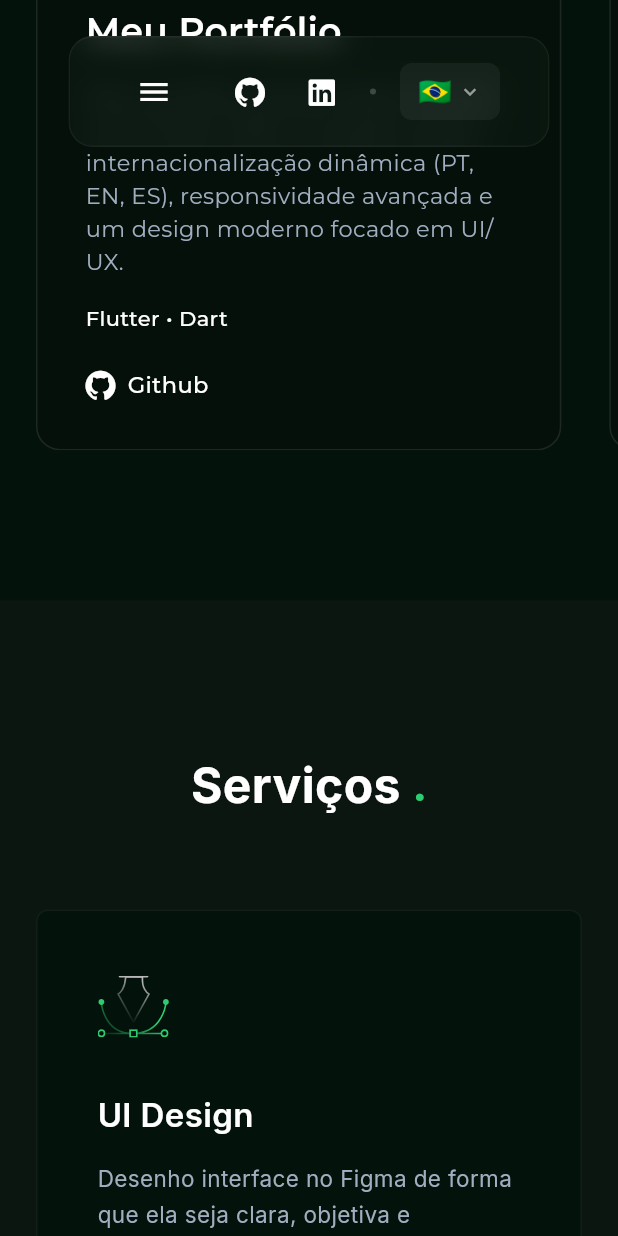
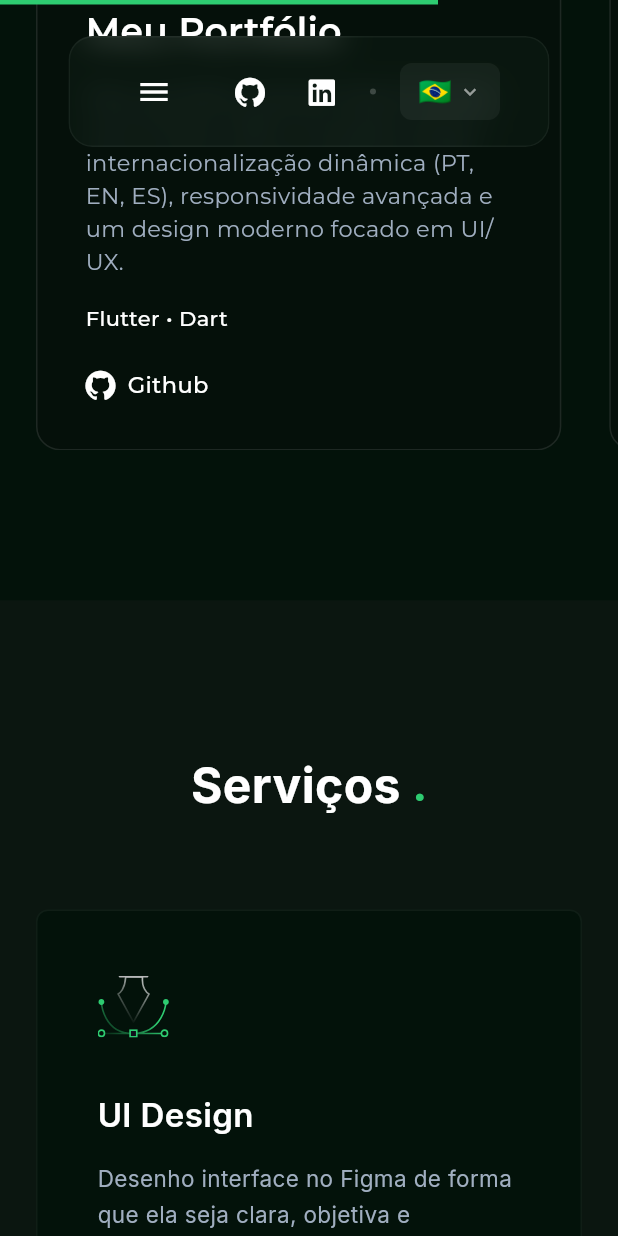
Before and after one commit to juanndev/portfolio_juan, a Flutter app: the screen it shows after launch, scrolled down 3456 dp, on a phone screen of 412 x 824 dp. Run offline on Flutter 3.47's test engine with Material 3 defaults, Android fonts, the phone set to English and light mode, and no system bars; drawn by our look-alikes of flutter_animate; our stand-ins replace flutter_svg, font_awesome_flutter, google_fonts, visibility_detector; missing offline and left inert: dart:html.

Commit message:
feat: add global scroll progress bar and section reveal animations

```diff
--- a/lib/main.dart
+++ b/lib/main.dart
@@ -12,6 +12,7 @@ import 'sections/services_section.dart';
 import 'sections/footer_section.dart';
 
 import 'core/app_translations.dart';
+import 'core/animated_reveal.dart';
 
 void main() {
   runApp(const PortfolioApp());
@@ -49,6 +50,26 @@ class _HomePageState extends State<HomePage> {
   final GlobalKey _projectsKey = GlobalKey();
   final GlobalKey _contactKey = GlobalKey();
 
+  final ScrollController _scrollController = ScrollController();
+  final ValueNotifier<double> _scrollProgress = ValueNotifier<double>(0.0);
+
+  @override
+  void initState() {
+    super.initState();
+    _scrollController.addListener(() {
+      if (_scrollController.position.maxScrollExtent > 0) {
+        _scrollProgress.value = _scrollController.offset / _scrollController.position.maxScrollExtent;
+      }
+    });
+  }
+
+  @override
+  void dispose() {
+    _scrollController.dispose();
+    _scrollProgress.dispose();
+    super.dispose();
+  }
+
   Future<void> _launchUrl(String url) async {
     final Uri uri = Uri.parse(url);
     if (!await launchUrl(uri)) {
@@ -77,24 +98,59 @@ class _HomePageState extends State<HomePage> {
           body: Stack(
             children: [
               SingleChildScrollView(
+                controller: _scrollController,
                 child: Column(
                   children: [
-                    Container(key: _heroKey, child: HeroSection()),
-                    Container(key: _aboutKey, child: AboutSection()),
-                    ExperienceSection(),
-                    Container(key: _projectsKey, child: ProjectsSection()),
-                    ServicesSection(),
-                    Container(key: _contactKey, child: FooterSection()),
+                    AnimatedReveal(
+                      id: 'hero_reveal',
+                      child: Container(key: _heroKey, child: const HeroSection()),
+                    ),
+                    AnimatedReveal(
+                      id: 'about_reveal',
+                      child: Container(key: _aboutKey, child: const AboutSection()),
+                    ),
+                    const AnimatedReveal(
+                      id: 'experience_reveal',
+                      child: ExperienceSection(),
+                    ),
+                    AnimatedReveal(
+                      id: 'projects_reveal',
+                      child: Container(key: _projectsKey, child: const ProjectsSection()),
+                    ),
+                    const AnimatedReveal(
+                      id: 'services_reveal',
+                      child: ServicesSection(),
+                    ),
+                    AnimatedReveal(
+                      id: 'contact_reveal',
+                      child: Container(key: _contactKey, child: const FooterSection()),
+                    ),
                   ],
                 ),
               ),
-
-              // Camada 2: A NavBar fixa
               Positioned(
                 top: 0,
                 left: 0,
                 right: 0,
                 child: _buildStickyNavBar(context),
+              ),
+              Positioned(
+                top: 0,
+                left: 0,
+                right: 0,
+                child: ValueListenableBuilder<double>(
+                  valueListenable: _scrollProgress,
+                  builder: (context, progress, child) {
+                    return Align(
+                      alignment: Alignment.centerLeft,
+                      child: Container(
+                        height: 3,
+                        width: MediaQuery.of(context).size.width * progress.clamp(0.0, 1.0),
+                        color: const Color(0xFF2ECC71),
+                      ),
+                    );
+                  },
+                ),
               ),
             ],
           ),
@@ -173,7 +229,6 @@ class _HomePageState extends State<HomePage> {
                 ] else ...[
                   IconButton(
                     icon: const Icon(Icons.menu, color: Colors.white),
-                    // 4. Acionar a abertura do menu através da chave
                     onPressed: () => _scaffoldKey.currentState?.openDrawer(),
                   ),
                   const SizedBox(width: 16),
```
